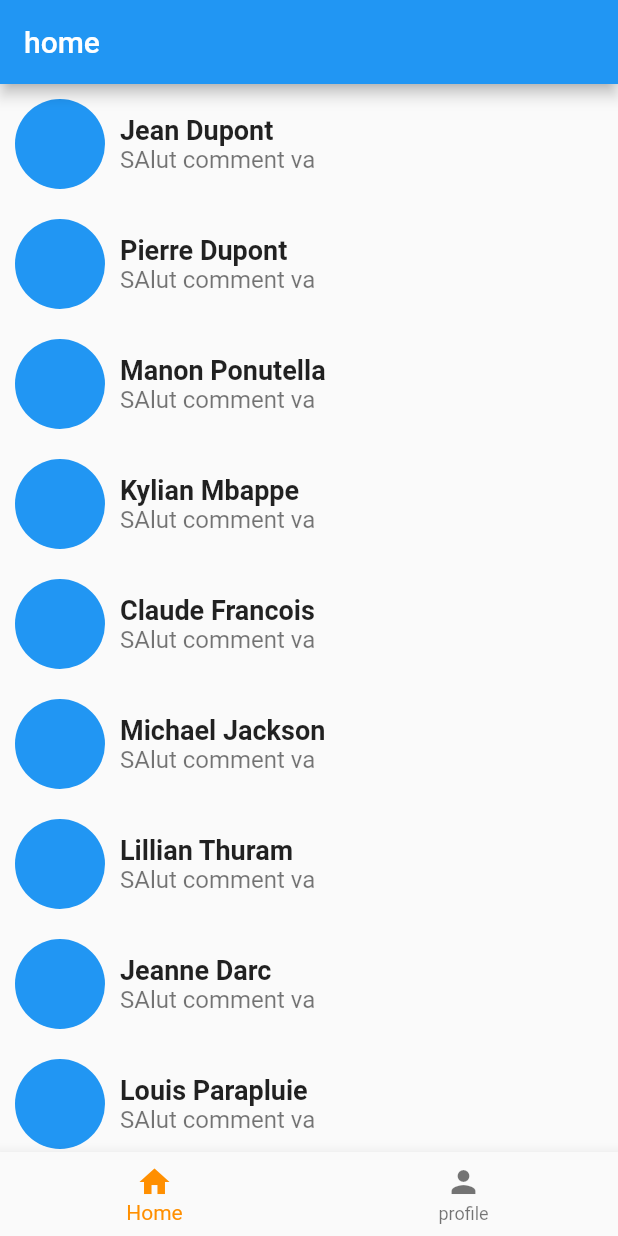
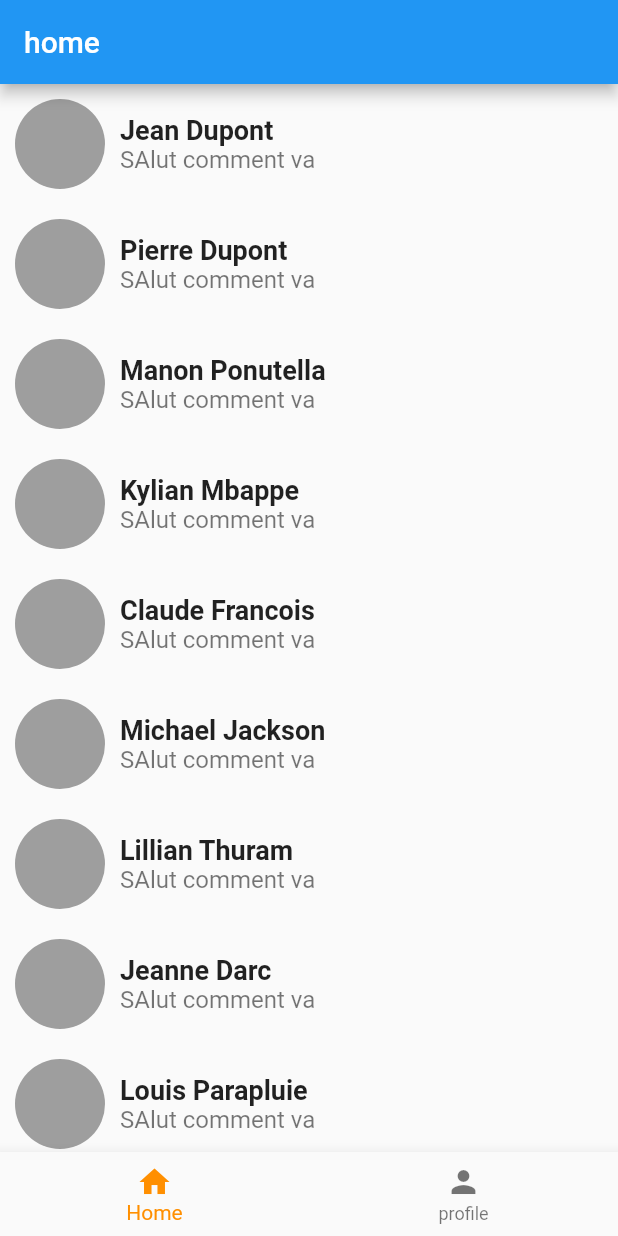
Before and after one commit to lerimeur/FL2-qwerty, a Flutter app: the screen it shows after launch, on a phone screen of 412 x 824 dp. Run offline on Flutter 3.47's test engine with Material 2 defaults, Android fonts, the phone set to English and light mode, and no system bars; accounts and stored records are empty.

Commit message:
fix: identation

```diff
--- a/lib/Component/chat.dart
+++ b/lib/Component/chat.dart
@@ -1,7 +1,13 @@
 import 'package:flutter/material.dart';
 
 class Chat extends StatefulWidget {
-  const Chat({super.key, required this.title, this.lastMessage = '', required this.id, required this.onSelectedChat});
+  const Chat({
+    super.key,
+    required this.title,
+    this.lastMessage = '',
+    required this.id,
+    required this.onSelectedChat,
+  });
 
   final String title;
   final String lastMessage;
@@ -23,7 +29,7 @@ class _ChatState extends State<Chat> {
           children: <Widget>[
             const CircleAvatar(
               radius: 30,
-              backgroundColor: Colors.blue,
+              backgroundColor: Colors.grey,
             ),
             Container(
               margin: const EdgeInsets.fromLTRB(10, 0, 0, 0),
```
